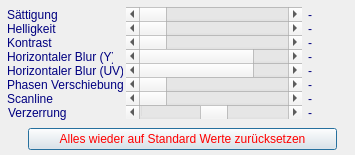
The window that src/video_crt_setup_window.ui (ThKattanek/emu64) describes before a commit, drawn with Qt 5.
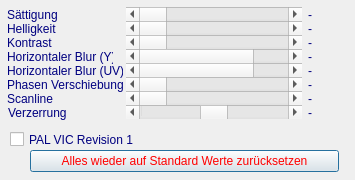
The same window after the commit.

Commit message: [https://github.com/ThKattanek/emu64/issues/174] Eumlation der 1. PAL VIC II Revision im Video CRT Modus.

```diff
--- a/src/video_crt_setup_window.ui
+++ b/src/video_crt_setup_window.ui
@@ -10,7 +10,7 @@
     <x>0</x>
     <y>0</y>
     <width>355</width>
-    <height>155</height>
+    <height>180</height>
    </rect>
   </property>
   <property name="sizePolicy">
@@ -22,13 +22,13 @@
   <property name="minimumSize">
    <size>
     <width>344</width>
-    <height>155</height>
+    <height>180</height>
    </size>
   </property>
   <property name="maximumSize">
    <size>
     <width>360</width>
-    <height>155</height>
+    <height>180</height>
    </size>
   </property>
   <property name="font">
@@ -542,8 +542,8 @@
   <widget class="QPushButton" name="Reset">
    <property name="geometry">
     <rect>
-     <x>28</x>
-     <y>128</y>
+     <x>30</x>
+     <y>150</y>
      <width>309</width>
      <height>22</height>
     </rect>
@@ -621,6 +621,25 @@
     <string notr="true">-</string>
    </property>
   </widget>
+  <widget class="QCheckBox" name="FirstVicRevision">
+   <property name="geometry">
+    <rect>
+     <x>10</x>
+     <y>130</y>
+     <width>141</width>
+     <height>19</height>
+    </rect>
+   </property>
+   <property name="toolTip">
+    <string>&lt;html&gt;&lt;head/&gt;&lt;body&gt;&lt;p&gt;Schaltet auf die allererste PAL VIC II Version um. Diese hatte lediglich 5 Luminanz Abstufungen, die nachfolgenden hatten dann 9.&lt;/p&gt;&lt;/body&gt;&lt;/html&gt;</string>
+   </property>
+   <property name="styleSheet">
+    <string notr="true">color: rgb(0,0, 128);</string>
+   </property>
+   <property name="text">
+    <string>PAL VIC Revision 1</string>
+   </property>
+  </widget>
  </widget>
  <tabstops>
   <tabstop>saettigung_scroll</tabstop>
```
The commit also changes 2 other files.
